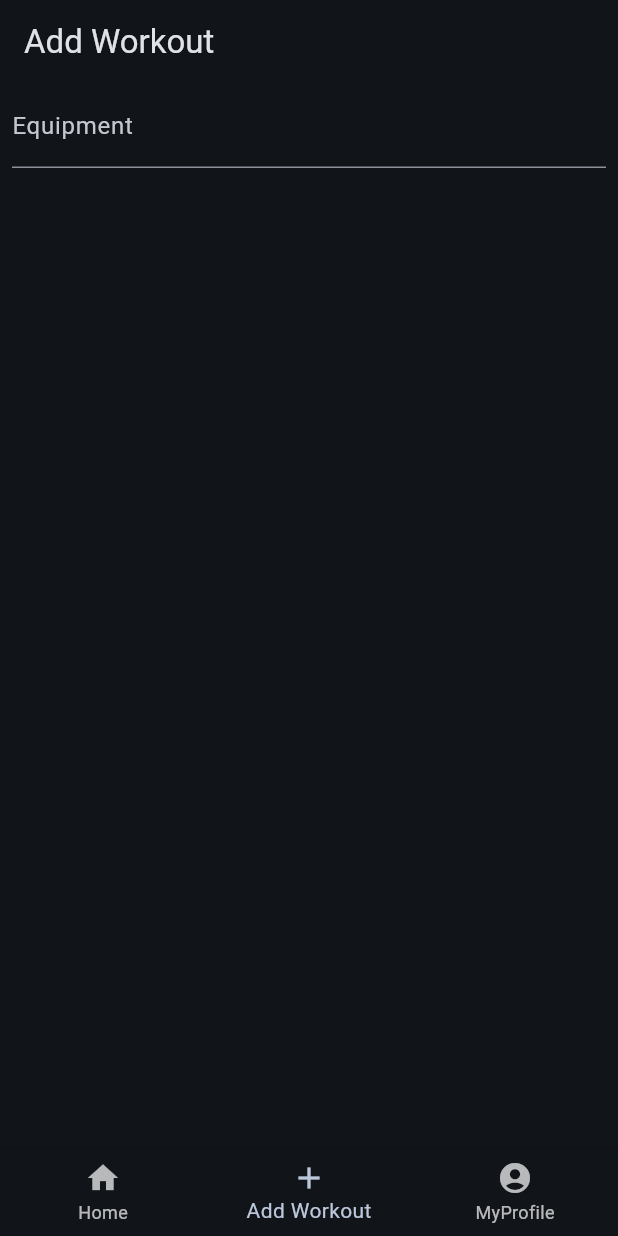
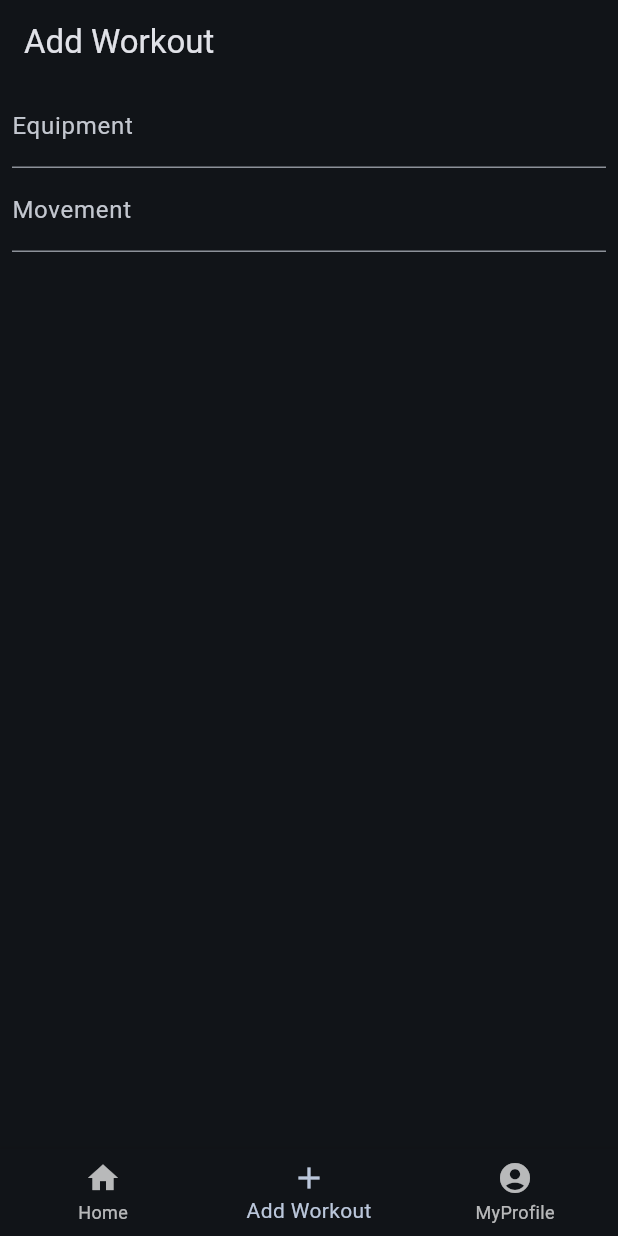
Before and after one commit to GuillaumeOj/workout_log, a Flutter app: the screen it shows after launch, item 2 of the bottom bar chosen, on a phone screen of 412 x 824 dp. Run offline on Flutter 3.47's test engine with Material 3 defaults, Android fonts, the phone set to English and light mode, and no system bars; our stand-ins replace basic_utils, flutter_dotenv.

Commit message:
WOL-29/Add field for searching movement name (#5)
* chore: updates pod

* feat: adds movement search field

```diff
--- a/frontend/lib/widgets/add_workout_screen.dart
+++ b/frontend/lib/widgets/add_workout_screen.dart
@@ -1,3 +1,4 @@
+import 'package:basic_utils/basic_utils.dart';
 import 'package:flutter/material.dart';
 import 'package:provider/provider.dart';
 import 'package:wod_board_app/api.dart';
@@ -19,7 +20,10 @@ class _AddWorkoutScreenState extends State<AddWorkoutScreen> {
       children: const <Widget>[
         Padding(
           padding: EdgeInsets.symmetric(horizontal: 8.0),
-          child: Column(children: [_AsyncAutocomplete()]),
+          child: Column(children: [
+            _AsyncAutocomplete("equipment"),
+            _AsyncAutocomplete("movement")
+          ]),
         ),
       ],
     );
@@ -27,7 +31,9 @@ class _AddWorkoutScreenState extends State<AddWorkoutScreen> {
 }
 
 class _AsyncAutocomplete extends StatefulWidget {
-  const _AsyncAutocomplete();
+  const _AsyncAutocomplete(this.searchType);
+
+  final String searchType;
 
   @override
   State<_AsyncAutocomplete> createState() => _AsyncAutocompleteState();
@@ -46,8 +52,8 @@ class _AsyncAutocompleteState extends State<_AsyncAutocomplete> {
     return Autocomplete<String>(
       optionsBuilder: (TextEditingValue textEditingValue) async {
         _searchingWithQuery = textEditingValue.text;
-        final Iterable<String> options =
-            await apiService.searchEquipment(_searchingWithQuery!);
+        final Iterable<String> options = await apiService.searchName(
+            _searchingWithQuery!, widget.searchType);
 
         if (_searchingWithQuery != textEditingValue.text) {
           return _lastOptions;
@@ -69,9 +75,9 @@ class _AsyncAutocompleteState extends State<_AsyncAutocomplete> {
           onFieldSubmitted: (String value) {
             onFieldSubmitted();
           },
-          decoration: const InputDecoration(
-            hintText: "Equipment",
-            labelText: "Equipment",
+          decoration: InputDecoration(
+            hintText: StringUtils.capitalize(widget.searchType),
+            labelText: StringUtils.capitalize(widget.searchType),
           ),
         );
       },
```
Also changed, not shown: frontend/lib/api.dart (+5 -4 lines), frontend/pubspec.lock, 2 other files.
